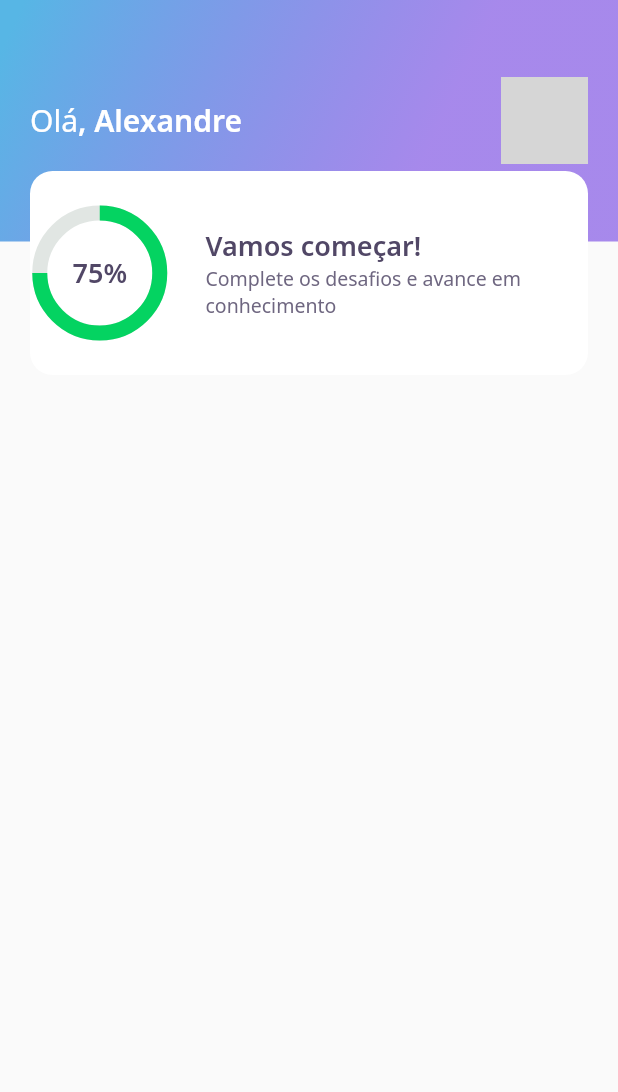
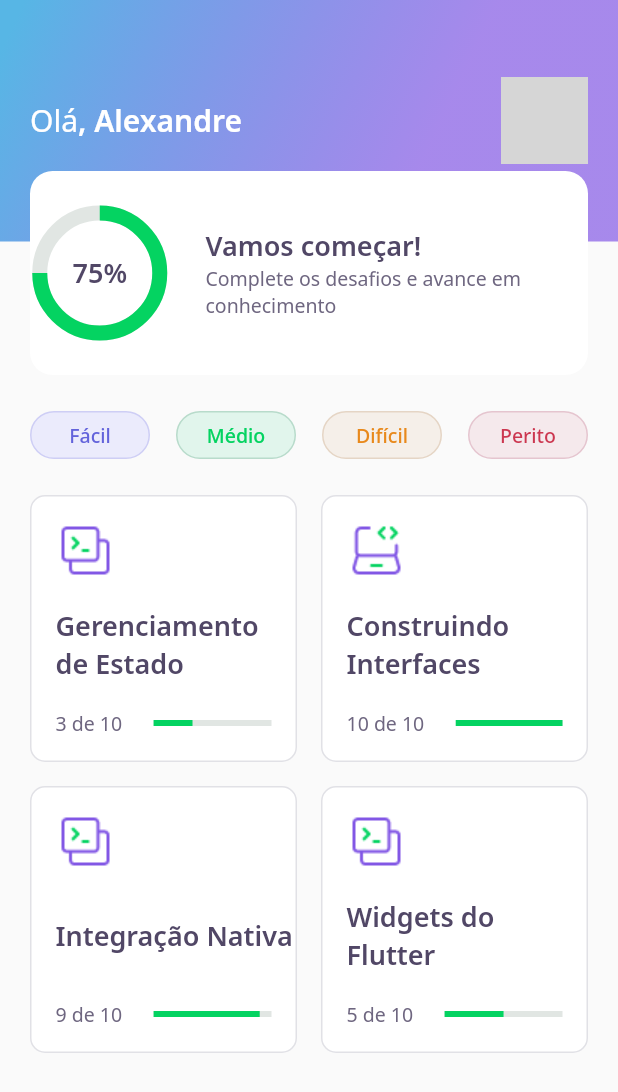
Before and after one commit to alexandref13/NLW5_flutter, a Flutter app: the screen it shows after launch, on a phone screen of 412 x 824 dp. Shown: the top 1092 px of the screen. Run offline on Flutter 3.47's test engine with Material 2 defaults, Android fonts, the phone set to English and light mode, and no system bars; our stand-ins replace get, google_fonts; network calls fail; grey boxes are pictures that could not be loaded.

Commit message:
adiantando aula 02

```diff
--- a/lib/main.dart
+++ b/lib/main.dart
@@ -9,7 +9,7 @@ void main() {
     GetMaterialApp(
       title: "DevQuiz",
       debugShowCheckedModeBanner: false,
-      initialRoute: '/homePage',
+      initialRoute: '/',
       getPages: [
         GetPage(name: '/', page: () => SplashPage()),
         GetPage(name: '/homePage', page: () => HomePage()),
--- /dev/null
+++ b/lib/src/controllers/splash_controller.dart
@@ -0,0 +1,15 @@
+import 'dart:async';
+
+import 'package:get/get.dart';
+
+class SplashController extends GetxController {
+  void timer() {
+    Timer(Duration(seconds: 3), () => Get.toNamed('/homePage'));
+  }
+
+  @override
+  void onInit() {
+    timer();
+    super.onInit();
+  }
+}
--- a/lib/src/pages/home/home_page.dart
+++ b/lib/src/pages/home/home_page.dart
@@ -1,4 +1,5 @@
 import 'package:dev_quiz/src/pages/home/widgets/appBar/app_bar_widget.dart';
+import 'package:dev_quiz/src/pages/home/widgets/body/body_widget.dart';
 import 'package:flutter/material.dart';
 
 class HomePage extends StatelessWidget {
@@ -6,6 +7,7 @@ class HomePage extends StatelessWidget {
   Widget build(BuildContext context) {
     return Scaffold(
       appBar: AppBarWidget(),
+      body: BodyWidget(),
     );
   }
 }
--- /dev/null
+++ b/lib/src/pages/home/widgets/body/body_widget.dart
@@ -0,0 +1,119 @@
+import 'package:dev_quiz/core/core.dart';
+import 'package:dev_quiz/src/pages/home/widgets/body/quiz_widget.dart';
+import 'package:flutter/material.dart';
+import 'package:google_fonts/google_fonts.dart';
+
+class BodyWidget extends StatelessWidget {
+  @override
+  Widget build(BuildContext context) {
+    return Column(
+      children: [
+        Padding(
+          padding: EdgeInsets.symmetric(horizontal: 20, vertical: 24),
+          child: Row(
+            mainAxisAlignment: MainAxisAlignment.spaceBetween,
+            children: [
+              GestureDetector(
+                child: Container(
+                  height: 32,
+                  width: 80,
+                  decoration: BoxDecoration(
+                    color: AppColors.levelButtonFacil,
+                    borderRadius: BorderRadius.circular(28),
+                    border: Border.all(
+                      color: AppColors.levelButtonBorderFacil,
+                      width: 1,
+                    ),
+                  ),
+                  child: Center(
+                    child: Text(
+                      'Fácil',
+                      style: GoogleFonts.notoSans(
+                        color: AppColors.levelButtonTextFacil,
+                        fontSize: 13,
+                        fontWeight: FontWeight.w500,
+                      ),
+                    ),
+                  ),
+                ),
+              ),
+              GestureDetector(
+                child: Container(
+                  height: 32,
+                  width: 80,
+                  decoration: BoxDecoration(
+                    color: AppColors.levelButtonMedio,
+                    borderRadius: BorderRadius.circular(28),
+                    border: Border.all(
+                      color: AppColors.levelButtonBorderMedio,
+                      width: 1,
+                    ),
+                  ),
+                  child: Center(
+                    child: Text(
+                      'Médio',
+                      style: GoogleFonts.notoSans(
+                        color: AppColors.levelButtonTextMedio,
+                        fontSize: 13,
+                        fontWeight: FontWeight.w500,
+                      ),
+                    ),
+                  ),
+                ),
+              ),
+              GestureDetector(
+                child: Container(
+                  height: 32,
+                  width: 80,
+                  decoration: BoxDecoration(
+                    color: AppColors.levelButtonDificil,
+                    borderRadius: BorderRadius.circular(28),
+                    border: Border.all(
+                      color: AppColors.levelButtonBorderDificil,
+                      width: 1,
+                    ),
+                  ),
+                  child: Center(
+                    child: Text(
+                      'Difícil',
+                      style: GoogleFonts.notoSans(
+                        color: AppColors.levelButtonTextDificil,
+                        fontSize: 13,
+                        fontWeight: FontWeight.w500,
+                      ),
+                    ),
+                  ),
+                ),
+              ),
+              GestureDetector(
+                child: Container(
+                  height: 32,
+                  width: 80,
+                  decoration: BoxDecoration(
+                    color: AppColors.levelButtonPerito,
+                    borderRadius: BorderRadius.circular(28),
+                    border: Border.all(
+                      color: AppColors.levelButtonBorderPerito,
+                      width: 1,
+                    ),
+                  ),
+                  child: Center(
+                    child: Text(
+                      'Perito',
+                      style: GoogleFonts.notoSans(
+                        color: AppColors.levelButtonTextPerito,
+                        fontSize: 13,
+                        fontWeight: FontWeight.w500,
+                      ),
+                    ),
+                  ),
+                ),
+              ),
+            ],
+          ),
+        ),
+        Expanded(child: QuizWidget()),
+      ],
+    );
+  }
+}
--- /dev/null
+++ b/lib/src/pages/home/widgets/body/container_widget.dart
@@ -0,0 +1,53 @@
+import 'package:dev_quiz/core/core.dart';
+import 'package:flutter/material.dart';
+
+Widget containerWidget(String text, image, String hits, double percent) {
+  return GestureDetector(
+    onTap: () {
+      print('ola');
+    },
+    child: Container(
+      decoration: BoxDecoration(
+        borderRadius: BorderRadius.circular(10),
+        border: Border.all(
+          color: AppColors.border,
+          width: 1,
+        ),
+        color: AppColors.white,
+      ),
+      child: Padding(
+        padding: EdgeInsets.only(left: 16, top: 16, bottom: 16),
+        child: Column(
+          mainAxisAlignment: MainAxisAlignment.spaceBetween,
+          crossAxisAlignment: CrossAxisAlignment.start,
+          children: <Widget>[
+            Image.asset(
+              image,
+              height: 40,
+              width: 40,
+            ),
+            Text(text, style: AppTextStyles.heading),
+            Row(
+              mainAxisAlignment: MainAxisAlignment.spaceBetween,
+              children: [
+                Text(hits, style: AppTextStyles.body),
+                Expanded(
+                  child: Container(
+                    padding: EdgeInsets.only(left: 21, right: 16),
+                    child: LinearProgressIndicator(
+                      value: percent,
+                      valueColor: AlwaysStoppedAnimation<Color>(
+                        AppColors.chartPrimary,
+                      ),
+                      backgroundColor: AppColors.chartSecondary,
+                    ),
+                  ),
+                )
+              ],
+            )
+          ],
+        ),
+      ),
+    ),
+  );
+}
--- /dev/null
+++ b/lib/src/pages/home/widgets/body/quiz_widget.dart
@@ -0,0 +1,51 @@
+import 'package:dev_quiz/core/core.dart';
+import 'package:dev_quiz/src/pages/home/widgets/body/container_widget.dart';
+import 'package:flutter/material.dart';
+
+class QuizWidget extends StatelessWidget {
+  @override
+  Widget build(BuildContext context) {
+    return Center(
+      child: Container(
+        child: CustomScrollView(
+          slivers: [
+            SliverPadding(
+              padding: EdgeInsets.symmetric(horizontal: 20),
+              sliver: SliverGrid.count(
+                crossAxisSpacing: 16,
+                mainAxisSpacing: 16,
+                crossAxisCount: 2,
+                children: [
+                  containerWidget(
+                    'Gerenciamento de Estado',
+                    AppImages.data,
+                    "3 de 10",
+                    .33,
+                  ),
+                  containerWidget(
+                    'Construindo Interfaces',
+                    AppImages.laptop,
+                    "10 de 10",
+                    1,
+                  ),
+                  containerWidget(
+                    'Integração Nativa',
+                    AppImages.data,
+                    "9 de 10",
+                    .9,
+                  ),
+                  containerWidget(
+                    'Widgets do Flutter',
+                    AppImages.data,
+                    "5 de 10",
+                    .5,
+                  ),
+                ],
+              ),
+            )
+          ],
+        ),
+      ),
+    );
+  }
+}
--- a/lib/src/pages/splash/splash_page.dart
+++ b/lib/src/pages/splash/splash_page.dart
@@ -1,10 +1,13 @@
 import 'package:dev_quiz/core/app_gradients.dart';
 import 'package:dev_quiz/core/app_images.dart';
+import 'package:dev_quiz/src/controllers/splash_controller.dart';
 import 'package:flutter/material.dart';
+import 'package:get/get.dart';
 
 class SplashPage extends StatelessWidget {
   @override
   Widget build(BuildContext context) {
+    SplashController splashController = Get.put(SplashController());
     return Scaffold(
       body: Container(
         decoration: BoxDecoration(
```
